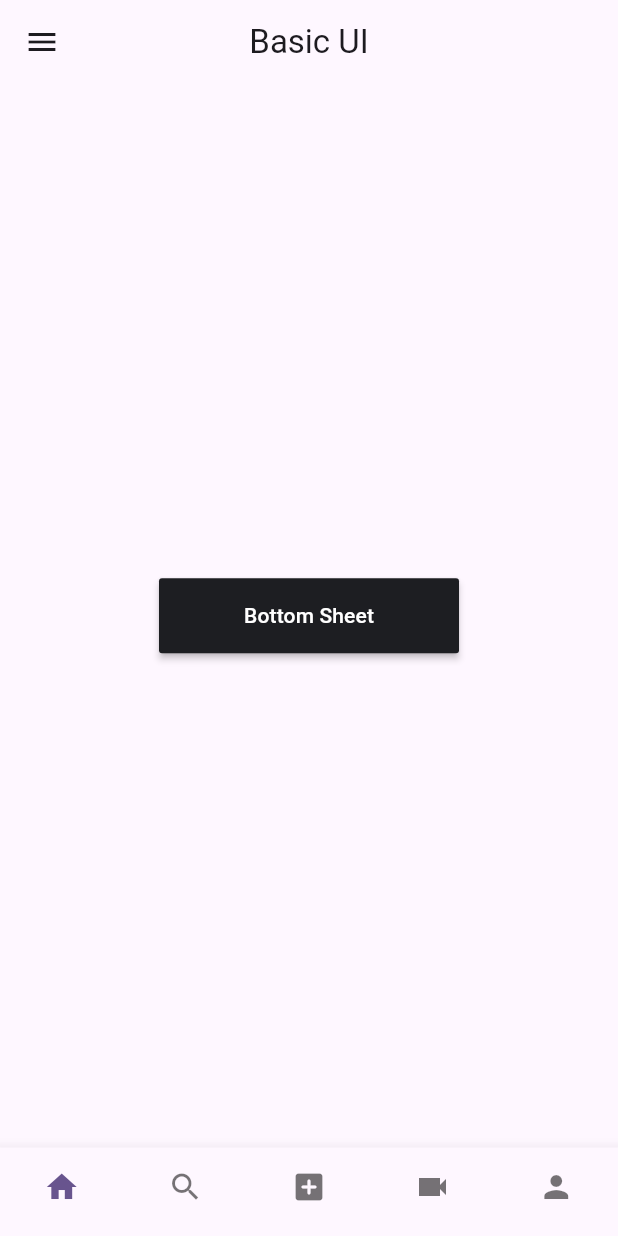
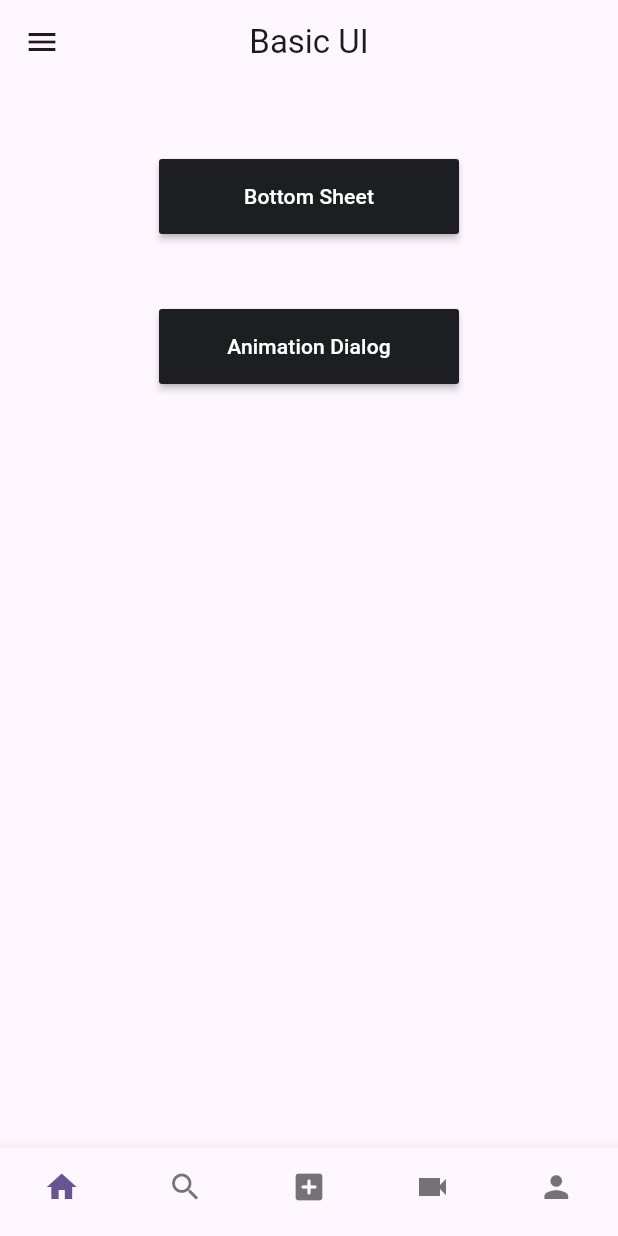
Before and after one commit to sabin79/Basic_UI, a Flutter app: the screen it shows after launch, on a phone screen of 412 x 824 dp. Run offline on Flutter 3.47's test engine with Material 3 defaults, Android fonts, the phone set to English and light mode, and no system bars; our stand-ins replace flutter_svg.

Commit message:
Animation Dialog

```diff
--- a/lib/home_page.dart
+++ b/lib/home_page.dart
@@ -10,19 +10,64 @@ class BottomSheetPage extends StatefulWidget {
 class _BottomSheetPageState extends State<BottomSheetPage> {
   @override
   Widget build(BuildContext context) {
-    return Container(
-      child: Center(
-        child: MaterialButton(
+    return Column(
+      children: [
+        const SizedBox(
+          height: 50,
+        ),
+        Container(
+          child: Center(
+            child: MaterialButton(
+                onPressed: () {
+                  _displayBottomSheet(context);
+                },
+                height: 50,
+                minWidth: 200,
+                color: const Color(0xff1d1e22),
+                child: const Text('Bottom Sheet',
+                    style: TextStyle(color: Colors.white))),
+          ),
+        ),
+        const SizedBox(
+          height: 50,
+        ),
+        MaterialButton(
             onPressed: () {
-              _displayBottomSheet(context);
+              _openAnimatedDialog(context);
             },
             height: 50,
             minWidth: 200,
             color: const Color(0xff1d1e22),
-            child: const Text('Bottom Sheet',
+            child: const Text('Animation Dialog',
                 style: TextStyle(color: Colors.white))),
-      ),
+      ],
     );
+  }
+
+  void _openAnimatedDialog(BuildContext context) {
+    showGeneralDialog(
+        barrierDismissible: true,
+        barrierLabel: '',
+        transitionDuration: const Duration(milliseconds: 500),
+        context: context,
+        pageBuilder: (context, animation1, animation2) {
+          return Container();
+        },
+        transitionBuilder: (context, a1, a2, Widget) {
+          return ScaleTransition(
+            scale: Tween<double>(begin: 0.5, end: 3.0).animate(a1),
+            child: FadeTransition(
+              opacity: Tween<double>(begin: 0.5, end: 1.0).animate(a1),
+              child: AlertDialog(
+                title: const Text("Hello"),
+                content: const Text("I'm Sabin dahal"),
+                shape: OutlineInputBorder(
+                    borderRadius: BorderRadius.circular(20.0),
+                    borderSide: BorderSide.none),
+              ),
+            ),
+          );
+        });
   }
 }
 
```
